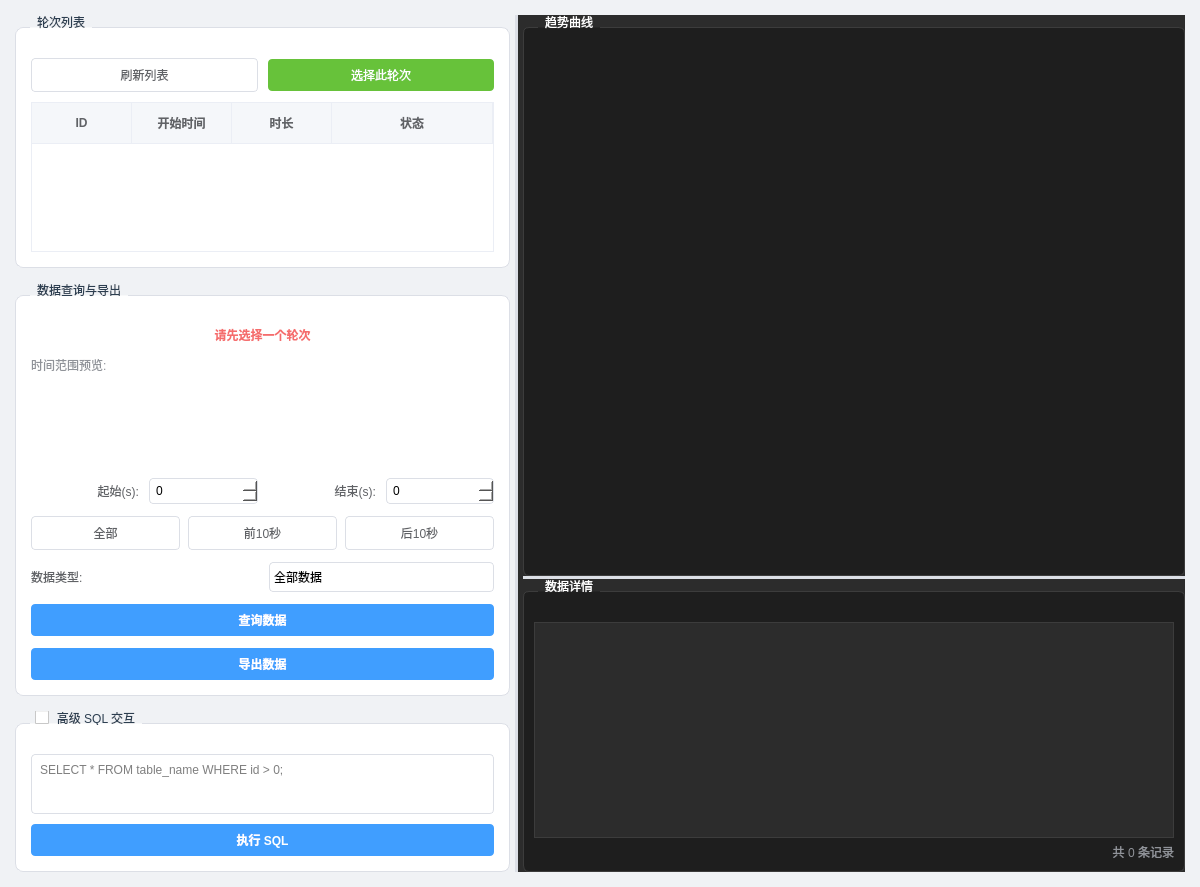
This is forms/DatabasePage.ui in Huier-git/Drill2tool as Qt 5 draws it before an edit. The edited form follows.
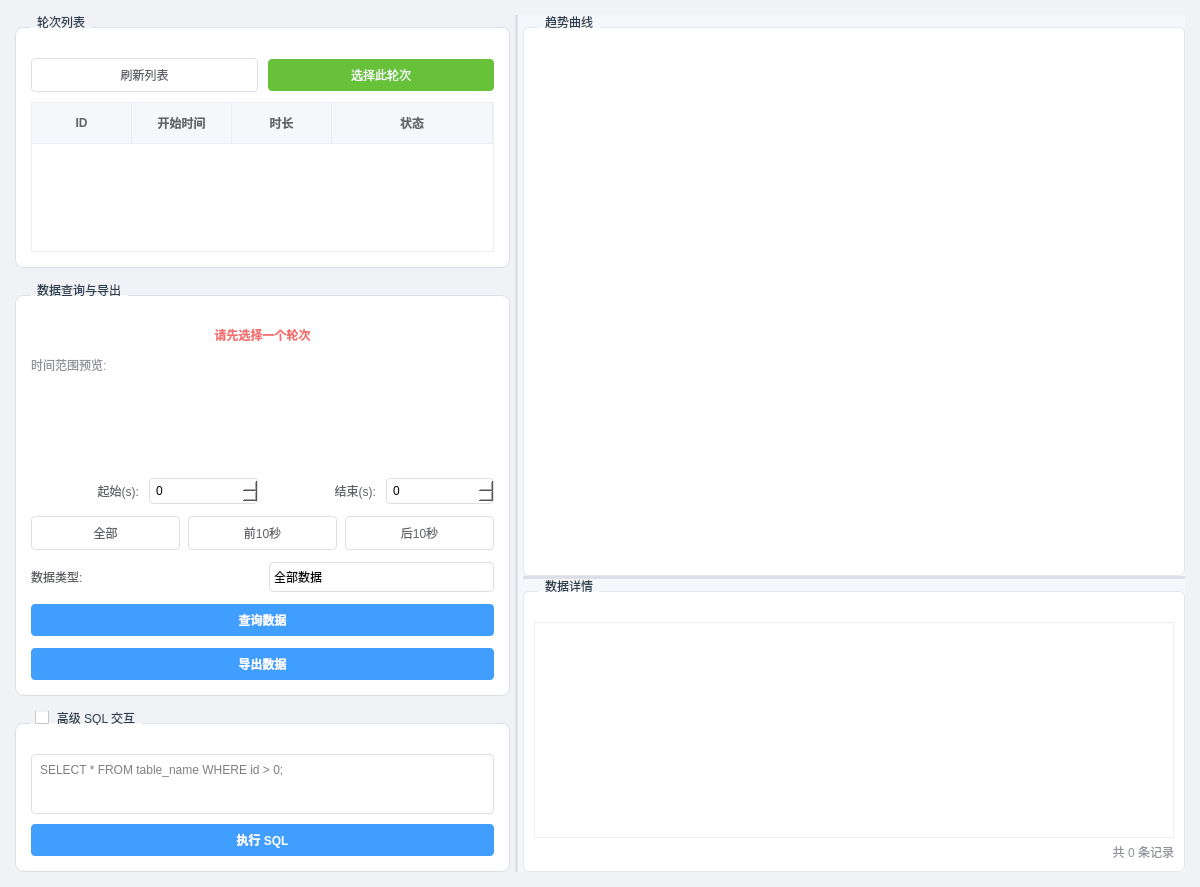
This is the edited form. Icons and pictures are not drawn. Custom widgets are drawn as their Qt base class.

Commit message:
Switch DatabasePage to light theme and add user guide
主要改动：
- UI主题切换：深色 → 亮色（用户偏好）
- 图表配色：白色背景(#FFFFFF) + 浅灰绘图区(#FAFAFA)
- 坐标轴/文字：深灰色(#303133, #606266)
- 网格线：浅灰虚线(#DCDFE6, #EBEEF5)
- 表格样式：白色背景 + 浅蓝选中(#ECF5FF)
- 新增文档：docs/DatabasePage使用指南.md (详细操作说明)

配色方案：
- 基于Element UI设计规范的亮色主题
- 对比度适中，适合长时间数据分析
- 保持与左侧控制面板风格统一

文档内容：
- 界面布局说明
- 5步基础操作流程（选轮次→选时间→查询→交互→导出）
- 3种交互功能（图表→表格、表格→图表、X轴联动）
- 高级SQL功能
- 3个使用场景示例
- 性能提示和常见问题解答

What changed in the file:
```diff
--- a/forms/DatabasePage.ui
+++ b/forms/DatabasePage.ui
@@ -43,18 +43,18 @@
     color: #2c3e50;
 }
 
-/* --- 右侧数据区域(深色主题) --- */
+/* --- 右侧数据区域(亮色主题) --- */
 QWidget#widget_data_area {
-    background-color: #2C2C2C;
+    background-color: #f5f7fa;
 }
 QGroupBox#groupBox_charts, QGroupBox#groupBox_table {
-    background-color: #1E1E1E;
-    border: 1px solid #3C3C3C;
+    background-color: #ffffff;
+    border: 1px solid #e4e7ed;
     border-radius: 6px;
-    color: #E0E0E0;
+    color: #303133;
 }
 QGroupBox#groupBox_charts::title, QGroupBox#groupBox_table::title {
-    color: #FFFFFF;
+    color: #2c3e50;
 }
 
 /* --- 按钮 (通用) --- */
@@ -129,14 +129,14 @@
     outline: none;
 }
 
-/* --- 表格 (右侧数据表格 - 深色) --- */
+/* --- 表格 (右侧数据表格 - 亮色) --- */
 QTableWidget#table_result {
-    border: 1px solid #3C3C3C;
-    background-color: #2C2C2C;
-    gridline-color: #404040;
-    selection-background-color: #264F78;
-    selection-color: #FFFFFF;
-    color: #E0E0E0;
+    border: 1px solid #ebeef5;
+    background-color: #ffffff;
+    gridline-color: #ecf0f1;
+    selection-background-color: #ecf5ff;
+    selection-color: #409eff;
+    color: #303133;
     outline: none;
 }
 
@@ -152,10 +152,10 @@
     height: 30px;
 }
 QTableWidget#table_result QHeaderView::section {
-    background-color: #3C3C3C;
-    color: #E0E0E0;
-    border-bottom: 1px solid #505050;
-    border-right: 1px solid #505050;
+    background-color: #f5f7fa;
+    color: #606266;
+    border-bottom: 1px solid #ebeef5;
+    border-right: 1px solid #ebeef5;
 }
 
 /* --- 滑动条 --- */
```
The commit also changes 2 other files.
